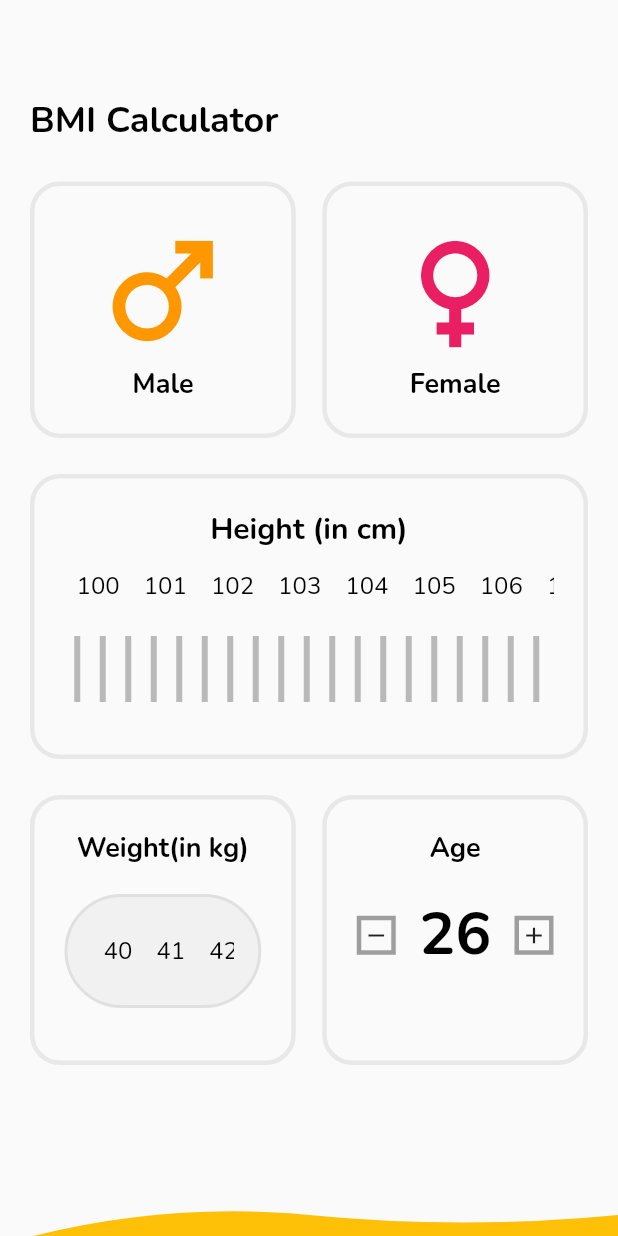
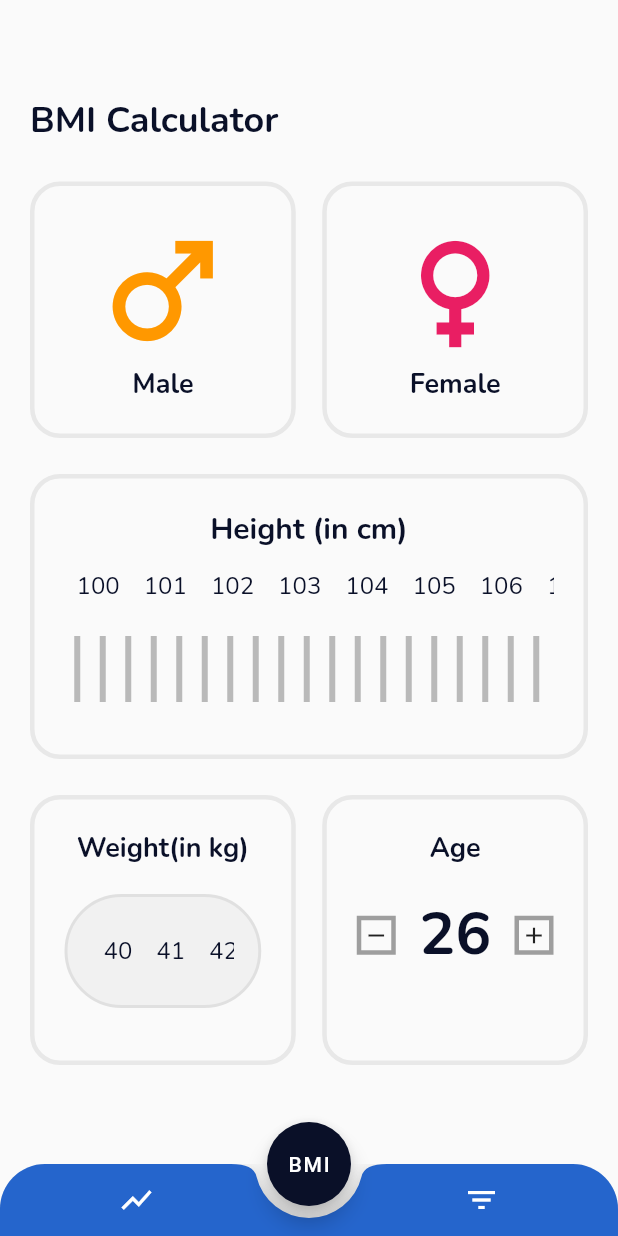
Before and after one commit to IsaiasCuvula/bmi_calculator_flutter, a Flutter app: the screen it shows after launch, on a phone screen of 412 x 824 dp. Run offline on Flutter 3.47's test engine with Material 2 defaults, Android fonts, the phone set to English and light mode, and no system bars; our stand-ins replace google_fonts.

Commit message:
home ui done

```diff
--- a/lib/main.dart
+++ b/lib/main.dart
@@ -14,13 +14,10 @@ class MyApp extends StatelessWidget {
 
   @override
   Widget build(BuildContext context) {
-    return MaterialApp(
+    return const MaterialApp(
       debugShowCheckedModeBanner: false,
       title: 'BMI CALCULATOR',
-      theme: ThemeData(
-        primarySwatch: Colors.blue,
-      ),
-      home: const HomePage(),
+      home: HomePage(),
     );
   }
 }
--- a/lib/utils/constants.dart
+++ b/lib/utils/constants.dart
@@ -2,11 +2,13 @@ import 'package:flutter/material.dart';
 import 'package:google_fonts/google_fonts.dart';
 
 final colorGrey = Colors.grey.withOpacity(0.2);
+const colorBlue = Color(0xFF2565CC);
+const colorDarkBlue = Color(0xFF0A1028);
 
 TextStyle kTextStyleBold(double size) {
   return GoogleFonts.nunito(
     textStyle: TextStyle(
-      color: Colors.black,
+      color: colorDarkBlue,
       fontWeight: FontWeight.w700,
       fontSize: size,
     ),
@@ -16,7 +18,7 @@ TextStyle kTextStyleBold(double size) {
 TextStyle kTextStyle(double size) {
   return GoogleFonts.nunito(
     textStyle: TextStyle(
-      color: Colors.black,
+      color: colorDarkBlue,
       fontWeight: FontWeight.w400,
       fontSize: size,
     ),
--- a/lib/views/home_page.dart
+++ b/lib/views/home_page.dart
@@ -11,11 +11,18 @@ class HomePage extends StatelessWidget {
 
   @override
   Widget build(BuildContext context) {
-    final width = MediaQuery.of(context).size.width;
     return Scaffold(
+      extendBody: true,
+      bottomNavigationBar: _navBottom(),
+      floatingActionButtonLocation: FloatingActionButtonLocation.centerDocked,
+      floatingActionButton: FloatingActionButton(
+        backgroundColor: colorDarkBlue,
+        child: const Text('BMI'),
+        onPressed: () {},
+      ),
       body: SizedBox(
-        width: width,
-        height: MediaQuery.of(context).size.height,
+        width: double.maxFinite,
+        height: double.maxFinite,
         child: Column(
           crossAxisAlignment: CrossAxisAlignment.start,
           children: [
@@ -133,47 +140,44 @@ class HomePage extends StatelessWidget {
                 ],
               ),
             ),
-            CustomPaint(
-              size: Size(width, 100),
-              painter: CurvedNavBottomPainter(),
-            )
+          ],
+        ),
+      ),
+    );
+  }
+
+  Widget _navBottom() {
+    return ClipRRect(
+      borderRadius: const BorderRadius.only(
+        topLeft: Radius.circular(30.0),
+        topRight: Radius.circular(30.0),
+      ),
+      child: BottomAppBar(
+        color: colorBlue,
+        shape: const CircularNotchedRectangle(),
+        notchMargin: 8.0,
+        child: Row(
+          mainAxisSize: MainAxisSize.max,
+          mainAxisAlignment: MainAxisAlignment.spaceEvenly,
+          children: <Widget>[
+            IconButton(
+              icon: const Icon(
+                Icons.show_chart,
+                color: Colors.white,
+              ),
+              onPressed: () {},
+            ),
+            const SizedBox(width: 48.0),
+            IconButton(
+              icon: const Icon(
+                Icons.filter_list,
+                color: Colors.white,
+              ),
+              onPressed: () {},
+            ),
           ],
         ),
       ),
     );
   }
 }
-
-class CurvedNavBottomPainter extends CustomPainter {
-  @override
-  void paint(Canvas canvas, Size size) {
-    Paint paint = Paint()
-      ..color = Colors.amber
-      ..style = PaintingStyle.fill
-      ..strokeWidth = 1;
-
-    Path path = Path();
-    path.moveTo(0, size.height);
-    path.quadraticBezierTo(
-      size.width * 0.25,
-      size.height * 0.7,
-      size.width * 0.5,
-      size.height * 0.8,
-    );
-    path.quadraticBezierTo(
-      size.width * 0.75,
-      size.height * 0.9,
-      size.width * 1.0,
-      size.height * 0.8,
-    );
-    path.lineTo(size.width, size.height);
-    path.lineTo(0, size.height);
-    path.close();
-    canvas.drawPath(path, paint);
-  }
-
-  @override
-  bool shouldRepaint(covariant CustomPainter oldDelegate) {
-    return true;
-  }
-}
```
